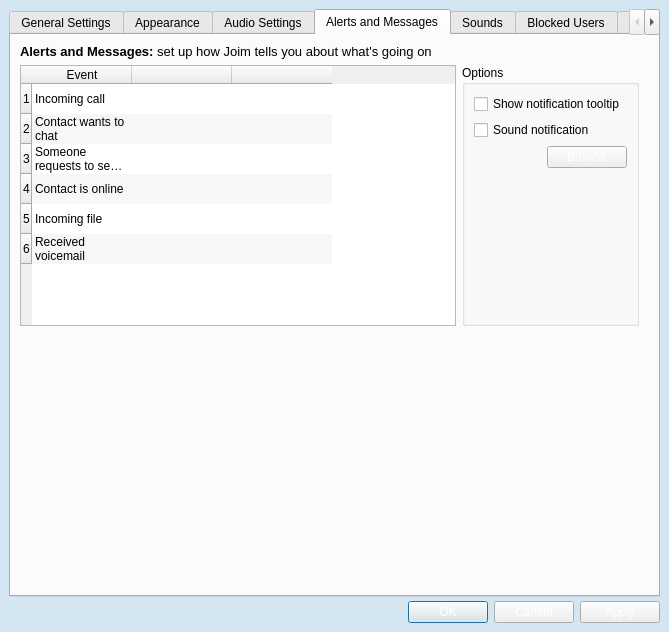
Qt form src/tools/customwidgets/optionsdialog_base.ui (AlekSi/Jabbin) before a commit.
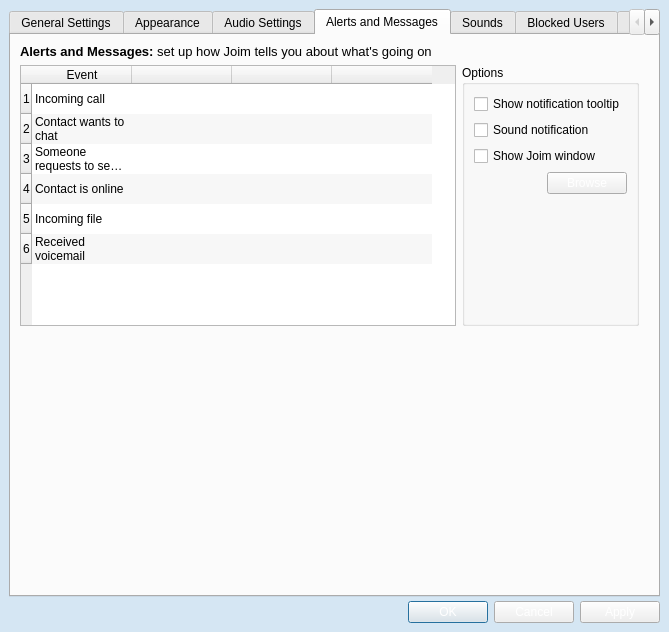
The same form after that commit. Icons and pictures are not drawn. Custom widgets are drawn as their Qt base class.

The edit to the form file:
```diff
--- a/src/tools/customwidgets/optionsdialog_base.ui
+++ b/src/tools/customwidgets/optionsdialog_base.ui
@@ -796,6 +796,15 @@
                <normaloff>:/customwidgets/data/options/sounds.png</normaloff>:/customwidgets/data/options/sounds.png</iconset>
              </property>
             </column>
+            <column>
+             <property name="text" >
+              <string/>
+             </property>
+             <property name="icon" >
+              <iconset resource="customwidgets.qrc" >
+               <normaloff>:/customwidgets/data/options/general.png</normaloff>:/customwidgets/data/options/general.png</iconset>
+             </property>
+            </column>
             <item row="0" column="0" >
              <property name="text" >
               <string>Incoming call</string>
@@ -848,21 +857,21 @@
                </property>
               </widget>
              </item>
-             <item row="2" column="0" >
+             <item row="3" column="0" >
               <widget class="QLabel" name="labelNotificationSound" >
                <property name="text" >
                 <string/>
                </property>
               </widget>
              </item>
-             <item row="2" column="1" >
+             <item row="3" column="1" >
               <widget class="QPushButton" name="buttonNotificationSoundBrowse" >
                <property name="text" >
                 <string>Browse</string>
                </property>
               </widget>
              </item>
-             <item row="3" column="0" colspan="2" >
+             <item row="4" column="0" colspan="2" >
               <spacer name="verticalSpacer_4" >
                <property name="orientation" >
                 <enum>Qt::Vertical</enum>
@@ -875,6 +884,13 @@
                </property>
               </spacer>
              </item>
+             <item row="2" column="0" colspan="2" >
+              <widget class="QCheckBox" name="checkPopupJoim" >
+               <property name="text" >
+                <string>Show Joim window</string>
+               </property>
+              </widget>
+             </item>
             </layout>
            </widget>
           </item>
```
Left out of the diff: 6 changed lines with no effect on the pictures.
